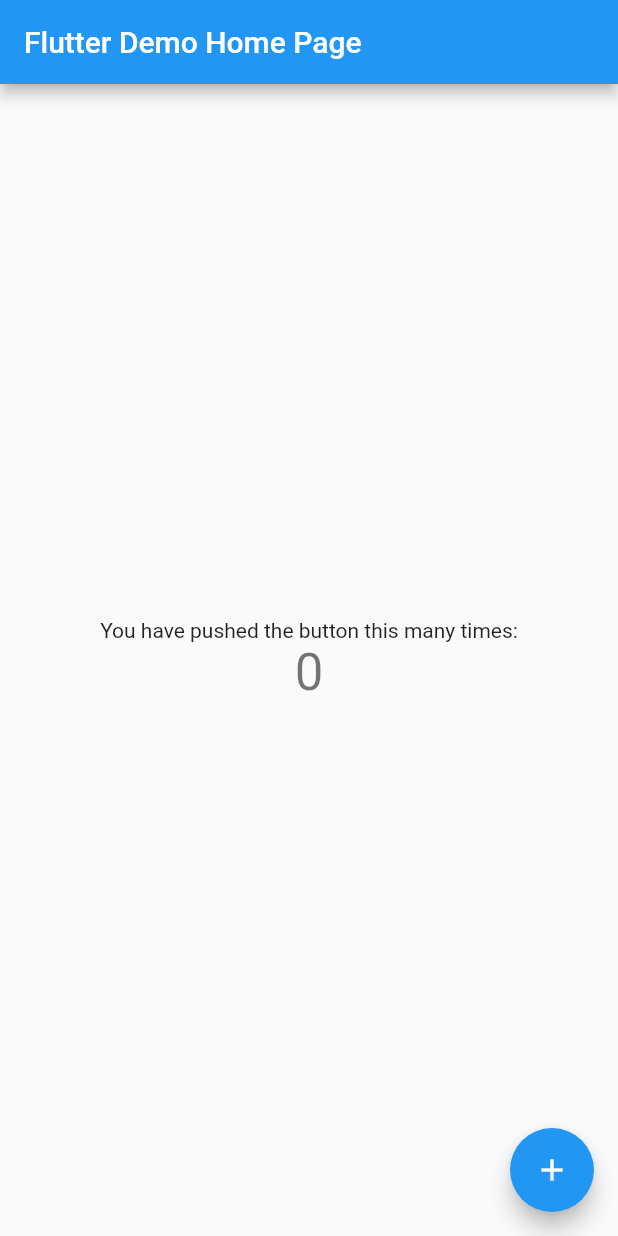
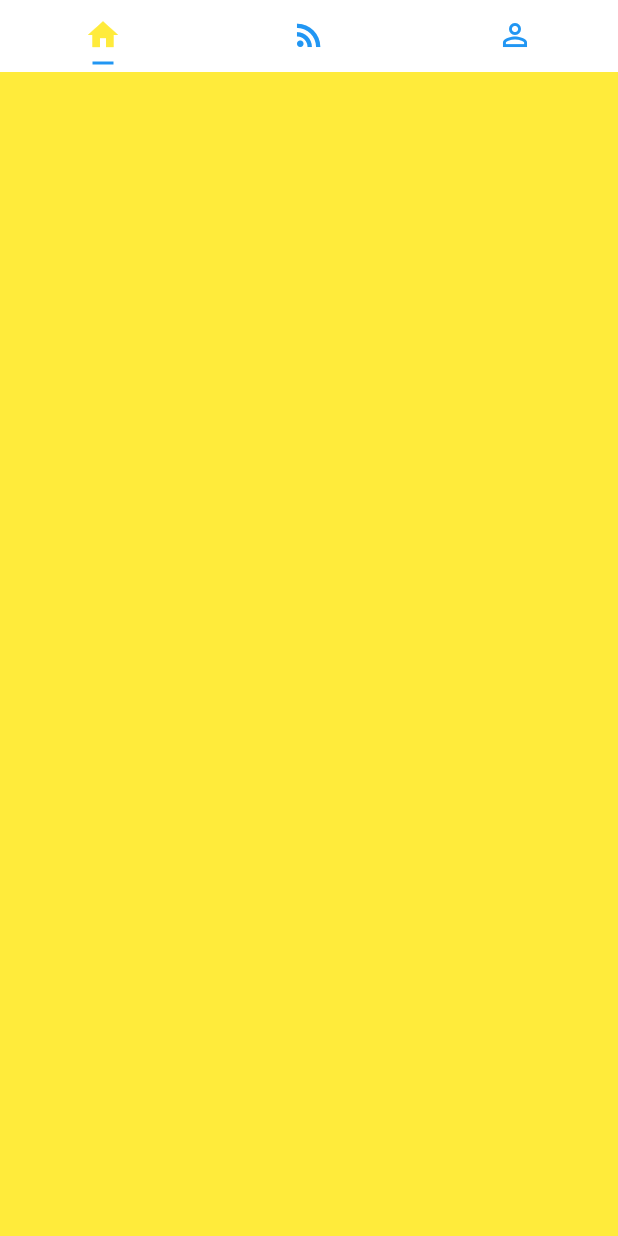
Before and after one commit to saifaldin14/Post-It, a Flutter app: the screen it shows after launch, on a phone screen of 412 x 824 dp. Run offline on Flutter 3.47's test engine with Material 2 defaults, Android fonts, the light colour scheme and no system bars.

Commit message:
Created Navbar for the app

```diff
--- a/App/lib/main.dart
+++ b/App/lib/main.dart
@@ -9,40 +9,18 @@
   @override
   Widget build(BuildContext context) {
     return MaterialApp(
-      title: 'Flutter Demo',
+      title: 'Post-It',
       theme: ThemeData(
-        // This is the theme of your application.
-        //
-        // Try running your application with "flutter run". You'll see the
-        // application has a blue toolbar. Then, without quitting the app, try
-        // changing the primarySwatch below to Colors.green and then invoke
-        // "hot reload" (press "r" in the console where you ran "flutter run",
-        // or simply save your changes to "hot reload" in a Flutter IDE).
-        // Notice that the counter didn't reset back to zero; the application
-        // is not restarted.
         primarySwatch: Colors.blue,
-        // This makes the visual density adapt to the platform that you run
-        // the app on. For desktop platforms, the controls will be smaller and
-        // closer together (more dense) than on mobile platforms.
         visualDensity: VisualDensity.adaptivePlatformDensity,
       ),
-      home: MyHomePage(title: 'Flutter Demo Home Page'),
+      home: MyHomePage(title: 'Post-It'),
     );
   }
 }
 
 class MyHomePage extends StatefulWidget {
   MyHomePage({Key key, this.title}) : super(key: key);
-
-  // This widget is the home page of your application. It is stateful, meaning
-  // that it has a State object (defined below) that contains fields that affect
-  // how it looks.
-
-  // This class is the configuration for the state. It holds the values (in this
-  // case the title) provided by the parent (in this case the App widget) and
-  // used by the build method of the State. Fields in a Widget subclass are
-  // always marked "final".
-
   final String title;
 
   @override
@@ -50,68 +28,48 @@
 }
 
 class _MyHomePageState extends State<MyHomePage> {
-  int _counter = 0;
-
-  void _incrementCounter() {
-    setState(() {
-      // This call to setState tells the Flutter framework that something has
-      // changed in this State, which causes it to rerun the build method below
-      // so that the display can reflect the updated values. If we changed
-      // _counter without calling setState(), then the build method would not be
-      // called again, and so nothing would appear to happen.
-      _counter++;
-    });
-  }
-
   @override
   Widget build(BuildContext context) {
-    // This method is rerun every time setState is called, for instance as done
-    // by the _incrementCounter method above.
-    //
-    // The Flutter framework has been optimized to make rerunning build methods
-    // fast, so that you can just rebuild anything that needs updating rather
-    // than having to individually change instances of widgets.
-    return Scaffold(
-      appBar: AppBar(
-        // Here we take the value from the MyHomePage object that was created by
-        // the App.build method, and use it to set our appbar title.
-        title: Text(widget.title),
-      ),
-      body: Center(
-        // Center is a layout widget. It takes a single child and positions it
-        // in the middle of the parent.
-        child: Column(
-          // Column is also a layout widget. It takes a list of children and
-          // arranges them vertically. By default, it sizes itself to fit its
-          // children horizontally, and tries to be as tall as its parent.
-          //
-          // Invoke "debug painting" (press "p" in the console, choose the
-          // "Toggle Debug Paint" action from the Flutter Inspector in Android
-          // Studio, or the "Toggle Debug Paint" command in Visual Studio Code)
-          // to see the wireframe for each widget.
-          //
-          // Column has various properties to control how it sizes itself and
-          // how it positions its children. Here we use mainAxisAlignment to
-          // center the children vertically; the main axis here is the vertical
-          // axis because Columns are vertical (the cross axis would be
-          // horizontal).
-          mainAxisAlignment: MainAxisAlignment.center,
-          children: <Widget>[
-            Text(
-              'You have pushed the button this many times:',
+    return MaterialApp(
+      color: Colors.yellow,
+      home: SafeArea(
+        child: DefaultTabController(
+          length: 3,
+          child: new Scaffold(
+            body: TabBarView(
+              children: [
+                new Container(
+                  color: Colors.yellow,
+                ),
+                new Container(
+                  color: Colors.orange,
+                ),
+                new Container(
+                  color: Colors.lightGreen,
+                ),
+              ],
             ),
-            Text(
-              '$_counter',
-              style: Theme.of(context).textTheme.headline4,
+            appBar: new TabBar(
+              tabs: [
+                Tab(
+                  icon: new Icon(Icons.home),
+                ),
+                Tab(
+                  icon: new Icon(Icons.rss_feed),
+                ),
+                Tab(
+                  icon: new Icon(Icons.perm_identity),
+                ),
+              ],
+              labelColor: Colors.yellow,
+              unselectedLabelColor: Colors.blue,
+              indicatorSize: TabBarIndicatorSize.label,
+              indicatorPadding: EdgeInsets.all(5.0),
             ),
-          ],
+            backgroundColor: Colors.white,
+          ),
         ),
       ),
-      floatingActionButton: FloatingActionButton(
-        onPressed: _incrementCounter,
-        tooltip: 'Increment',
-        child: Icon(Icons.add),
-      ), // This trailing comma makes auto-formatting nicer for build methods.
     );
   }
 }
```
Also changed, not shown: 28 other files.
